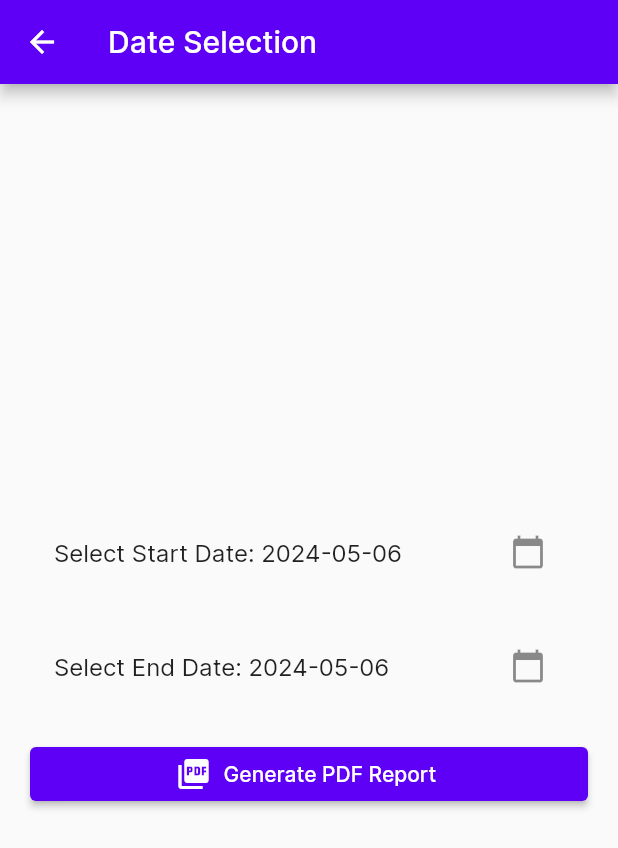
After one commit to Adarsh-KP-0007/finance_management_app, a Flutter app: the DateSelectionPage screen opened directly, after a tap on "Generate PDF Report", on a phone screen of 412 x 824 dp. The commit adds this screen. Shown: the top 848 px of the screen. Run offline on Flutter 3.47's test engine with Material 3 defaults, Android fonts, the light colour scheme and no system bars; our stand-ins replace carousel_slider, cloud_firestore, dotted_border, firebase_auth, firebase_core, pdf and 2 more; accounts and stored records are empty.

Commit message:
pdf_service

```diff
--- /dev/null
+++ b/lib/services/ems_pdf_service.dart
@@ -0,0 +1,64 @@
+// Import the necessary packages
+import 'dart:typed_data';
+import 'package:cloud_firestore/cloud_firestore.dart';
+import 'package:pdf/pdf.dart';
+import 'package:pdf/widgets.dart' as pw;
+import 'package:pdf/widgets.dart';
+import 'package:printing/printing.dart';
+
+Future<void> generateMonthlyExpenseReport(
+  DateTime startDate,
+  DateTime endDate,
+) async {
+  // Fetch expense data for the specified date range from Firestore
+  QuerySnapshot<Map<String, dynamic>> snapshot = await FirebaseFirestore
+      .instance
+      .collection('New_users')
+      .where('StartDate',
+          isGreaterThanOrEqualTo: startDate, isLessThanOrEqualTo: endDate)
+      .get();
+
+  // Prepare PDF document
+  final pdf = pw.Document();
+
+  // Add header to the PDF
+  pdf.addPage(pw.Page(
+    build: (pw.Context context) {
+      return pw.Center(
+        child: pw.Text(
+            'Expense Report - ${startDate.day}/${startDate.month}/${startDate.year} to ${endDate.day}/${endDate.month}/${endDate.year}',
+            style: pw.TextStyle(fontSize: 20)),
+      );
+    },
+  ));
+
+  // Create a table for expense data
+  List<List<String>> tableData = [
+    ['Date', 'Amount'], // Table header
+    for (var doc in snapshot.docs)
+      [doc['StartDate'].toDate().toString(), doc['Amount'].toString()],
+  ];
+
+  // Add the table to the PDF
+  pdf.addPage(pw.Page(
+    build: (pw.Context context) {
+      return pw.TableHelper.fromTextArray(
+        context: context,
+        data: tableData,
+        border: pw.TableBorder.all(),
+        headerAlignment: pw.Alignment.center,
+        cellAlignment: pw.Alignment.center,
+      );
+    },
+  ));
+
+  // Generate the PDF
+  final Uint8List pdfBytes = await pdf.save();
+
+  // Share the PDF directly without saving locally
+  await Printing.sharePdf(
+    bytes: pdfBytes,
+    filename:
+        'expense_report_${startDate.year}_${startDate.month}_${startDate.day}_to_${endDate.year}_${endDate.month}_${endDate.day}.pdf',
+  );
+}
--- /dev/null
+++ b/lib/view/monthly_report/monthly_report.dart
@@ -0,0 +1,86 @@
+import 'package:flutter/material.dart';
+import 'package:intl/intl.dart';
+import 'package:trackizer/services/ems_pdf_service.dart';
+
+class DateSelectionPage extends StatefulWidget {
+  const DateSelectionPage({super.key});
+
+  @override
+  State<DateSelectionPage> createState() => _DateSelectionPageState();
+}
+
+class _DateSelectionPageState extends State<DateSelectionPage> {
+  DateTime _startDate = DateTime.now();
+  DateTime _endDate = DateTime.now();
+
+  Future<void> _selectStartDate(BuildContext context) async {
+    final DateTime? picked = await showDatePicker(
+      context: context,
+      initialDate: _startDate,
+      firstDate: DateTime(2000),
+      lastDate: DateTime(2101),
+    );
+    if (picked != null && picked != _startDate) {
+      setState(() {
+        _startDate = picked;
+      });
+    }
+  }
+
+  Future<void> _selectEndDate(BuildContext context) async {
+    final DateTime? picked = await showDatePicker(
+      context: context,
+      initialDate: _endDate,
+      firstDate: DateTime(2000),
+      lastDate: DateTime(2101),
+    );
+    if (picked != null && picked != _endDate) {
+      setState(() {
+        _endDate = picked;
+      });
+    }
+  }
+
+  @override
+  Widget build(BuildContext context) {
+    return Scaffold(
+      appBar: AppBar(
+        title: const Text('Date Selection'),
+      ),
+      body: Padding(
+        padding: const EdgeInsets.all(20.0),
+        child: Column(
+          mainAxisAlignment: MainAxisAlignment.center,
+          crossAxisAlignment: CrossAxisAlignment.stretch,
+          children: [
+            ListTile(
+              title: Text(
+                  'Select Start Date: ${DateFormat('yyyy-MM-dd').format(_startDate)}'), // Display selected start date
+              trailing: IconButton(
+                icon: Icon(Icons.calendar_today),
+                onPressed: () => _selectStartDate(context),
+              ),
+            ),
+            const SizedBox(height: 20),
+            ListTile(
+              title: Text(
+                  'Select End Date: ${DateFormat('yyyy-MM-dd').format(_endDate)}'), // Display selected end date
+              trailing: IconButton(
+                icon: Icon(Icons.calendar_today),
+                onPressed: () => _selectEndDate(context),
+              ),
+            ),
+            const SizedBox(height: 20),
+            ElevatedButton.icon(
+              onPressed: () {
+                generateMonthlyExpenseReport(_startDate, _endDate);
+              },
+              icon: const Icon(Icons.picture_as_pdf),
+              label: const Text('Generate PDF Report'),
+            ),
+          ],
+        ),
+      ),
+    );
+  }
+}
--- a/lib/view/spending_budgets/spending_budgets_view.dart
+++ b/lib/view/spending_budgets/spending_budgets_view.dart
@@ -127,7 +127,7 @@ class _SpendingBudgetsViewState extends State<SpendingBudgetsView> {
                     mainAxisAlignment: MainAxisAlignment.center,
                     children: [
                       Text(
-                        "Your budgets are on tack 👍",
+                        "Your budgets are on track 👍",
                         style: TextStyle(
                             color: TColor.white,
                             fontSize: 14,
--- a/pubspec.yaml
+++ b/pubspec.yaml
@@ -46,6 +46,9 @@ dependencies:
   cloud_firestore: ^4.8.2
   firebase_storage: ^11.2.4
   flutter_spinkit: ^5.2.1
+  pdf: ^3.4.0 #Updated here
+  printing: ^5.5.0 #update ends
+
 
 dev_dependencies:
   flutter_test:
```
Also changed, not shown: lib/view/main_tab/main_tab_view.dart (+12 -4 lines), assets/img/PDF_file_icon.svg.png (added), pubspec.lock, 5 other files.
